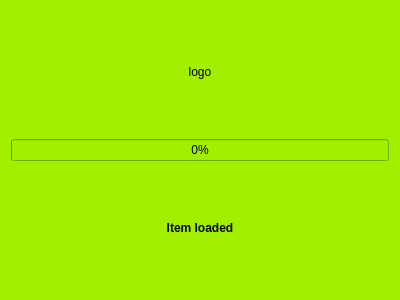
jesper/Salad-Tosser, file loadscreen.ui: the form before one commit.
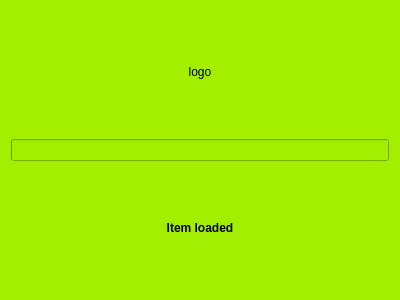
The form after the commit.

Commit message: Helper bee for main screen added

What changed in the file:
```diff
--- a/loadscreen.ui
+++ b/loadscreen.ui
@@ -37,6 +37,9 @@
        <property name="value">
         <number>0</number>
        </property>
+       <property name="textVisible">
+        <bool>false</bool>
+       </property>
       </widget>
      </item>
      <item>
```
The commit also changes 5 other files.
